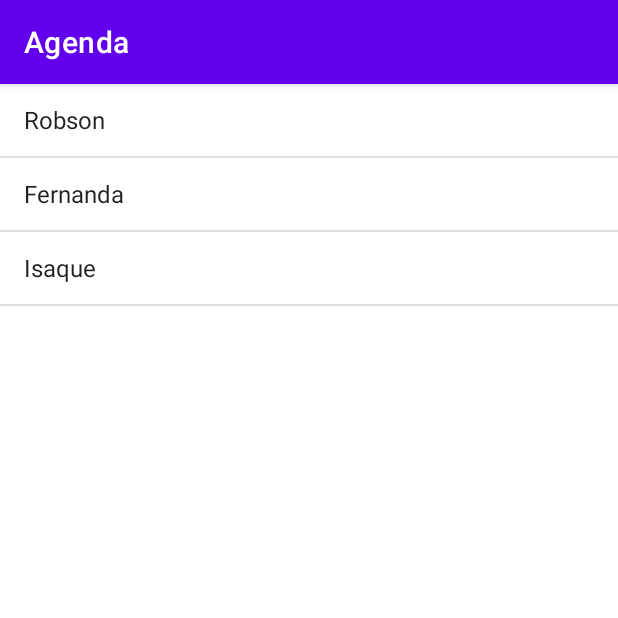
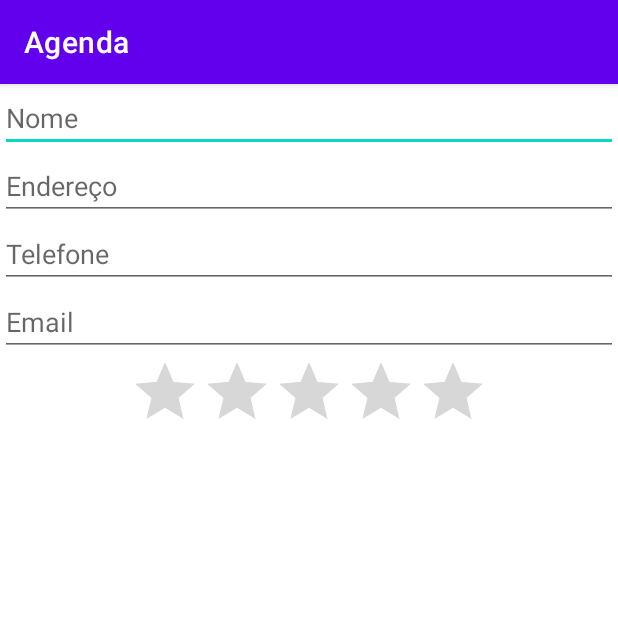
Before and after one commit to haru6/Agenda, an Android app: the screen it shows after launch (MainActivity before the commit, FormularioActivy after it), on a phone screen of 412 x 824 dp, the top half of it. Run offline under Robolectric (Android 15) with nearby library versions, the phone set to English and light mode, and no system bars.

Commit message:
Criação do formulario visual

```diff
--- a/app/src/main/AndroidManifest.xml
+++ b/app/src/main/AndroidManifest.xml
@@ -10,7 +10,7 @@
         android:supportsRtl="true"
         android:theme="@style/Theme.Agenda">
         <activity
-            android:name=".MainActivity"
+            android:name=".FormularioActivy"
             android:exported="true">
             <intent-filter>
                 <action android:name="android.intent.action.MAIN" />
@@ -18,6 +18,15 @@
                 <category android:name="android.intent.category.LAUNCHER" />
             </intent-filter>
         </activity>
+        <activity
+            android:name=".MainActivity"
+            android:exported="false">
+<!--            <intent-filter>-->
+<!--                <action android:name="android.intent.action.MAIN" />-->
+
+<!--                <category android:name="android.intent.category.LAUNCHER" />-->
+<!--            </intent-filter>-->
+        </activity>
     </application>
 
 </manifest>
--- /dev/null
+++ b/app/src/main/java/com/example/agenda/FormularioActivy.kt
@@ -0,0 +1,11 @@
+package com.example.agenda
+
+import androidx.appcompat.app.AppCompatActivity
+import android.os.Bundle
+
+class FormularioActivy : AppCompatActivity() {
+    override fun onCreate(savedInstanceState: Bundle?) {
+        super.onCreate(savedInstanceState)
+        setContentView(R.layout.formulario_activy)
+    }
+}
--- /dev/null
+++ b/app/src/main/res/layout/formulario_activy.xml
@@ -0,0 +1,58 @@
+<?xml version="1.0" encoding="utf-8"?>
+<androidx.constraintlayout.widget.ConstraintLayout xmlns:android="http://schemas.android.com/apk/res/android"
+    xmlns:app="http://schemas.android.com/apk/res-auto"
+    xmlns:tools="http://schemas.android.com/tools"
+    android:layout_width="match_parent"
+    android:layout_height="match_parent"
+    tools:context=".FormularioActivy">
+
+    <EditText
+        android:id="@+id/name"
+        android:layout_height="wrap_content"
+        android:layout_width="match_parent"
+        android:hint="@string/nome"
+        app:layout_constraintBottom_toTopOf="@+id/address"
+        app:layout_constraintEnd_toEndOf="parent"
+        app:layout_constraintStart_toStartOf="parent"
+        app:layout_constraintTop_toTopOf="parent" />
+
+    <EditText
+        android:id="@+id/address"
+        android:layout_width="match_parent"
+        android:layout_height="wrap_content"
+        app:layout_constraintEnd_toEndOf="parent"
+        app:layout_constraintStart_toStartOf="parent"
+        android:hint="@string/endereco"
+        app:layout_constraintBottom_toTopOf="@+id/phone"
+        tools:layout_editor_absoluteX="-26dp" />
+
+    <EditText
+        android:id="@+id/phone"
+        android:layout_width="match_parent"
+        android:layout_height="wrap_content"
+        app:layout_constraintEnd_toEndOf="parent"
+        app:layout_constraintStart_toStartOf="parent"
+        android:hint="@string/telefone"
+        app:layout_constraintBottom_toTopOf="@+id/email"/>
+
+    <EditText
+        android:id="@+id/email"
+        android:layout_width="match_parent"
+        android:layout_height="wrap_content"
+        app:layout_constraintEnd_toEndOf="parent"
+        app:layout_constraintStart_toStartOf="parent"
+        android:hint="@string/email"
+        app:layout_constraintBottom_toTopOf="@+id/stars" />
+
+    <RatingBar
+        android:id="@+id/stars"
+        android:layout_width="wrap_content"
+        android:layout_height="wrap_content"
+        android:foregroundGravity="center"
+        android:max="10"
+        android:numStars="5"
+        app:layout_constraintEnd_toEndOf="parent"
+        app:layout_constraintStart_toStartOf="parent"
+        app:layout_constraintTop_toBottomOf="@+id/email" />
+
+</androidx.constraintlayout.widget.ConstraintLayout>
--- a/app/src/main/res/values/strings.xml
+++ b/app/src/main/res/values/strings.xml
@@ -1,3 +1,7 @@
 <resources>
     <string name="app_name">Agenda</string>
+    <string name="nome">Nome</string>
+    <string name="endereco">Endereço</string>
+    <string name="telefone">Telefone</string>
+    <string name="email">Email</string>
 </resources>
```
